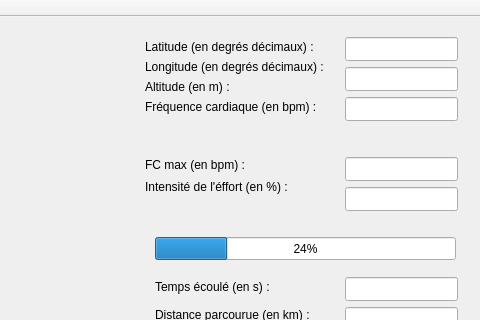
Before: the Qt Designer form mainwindow.ui in Shadwinn/telemetrie-marathon, drawn with Qt 5; both pictures show x 615 to 1095 and y 0 to 320 of the 1267 by 837 pixel window.
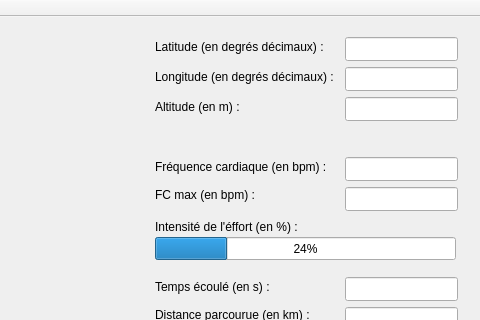
After: the same form once the commit is applied.

Patch:
```diff
--- a/mainwindow.ui
+++ b/mainwindow.ui
@@ -210,7 +210,7 @@
    <widget class="QLabel" name="lat_txt">
     <property name="geometry">
      <rect>
-      <x>760</x>
+      <x>770</x>
       <y>20</y>
       <width>171</width>
       <height>20</height>
@@ -223,8 +223,8 @@
    <widget class="QLabel" name="long_txt">
     <property name="geometry">
      <rect>
-      <x>760</x>
-      <y>40</y>
+      <x>770</x>
+      <y>50</y>
       <width>181</width>
       <height>20</height>
      </rect>
@@ -236,8 +236,8 @@
    <widget class="QLabel" name="altitude_txt">
     <property name="geometry">
      <rect>
-      <x>760</x>
-      <y>60</y>
+      <x>770</x>
+      <y>80</y>
       <width>91</width>
       <height>20</height>
      </rect>
@@ -249,8 +249,8 @@
    <widget class="QLabel" name="frequence_txt">
     <property name="geometry">
      <rect>
-      <x>760</x>
-      <y>80</y>
+      <x>770</x>
+      <y>140</y>
       <width>171</width>
       <height>20</height>
      </rect>
@@ -262,8 +262,8 @@
    <widget class="QLabel" name="fcmax_txt">
     <property name="geometry">
      <rect>
-      <x>760</x>
-      <y>140</y>
+      <x>770</x>
+      <y>170</y>
       <width>101</width>
       <height>16</height>
      </rect>
@@ -275,8 +275,8 @@
    <widget class="QLabel" name="label">
     <property name="geometry">
      <rect>
-      <x>760</x>
-      <y>160</y>
+      <x>770</x>
+      <y>200</y>
       <width>151</width>
       <height>20</height>
      </rect>
@@ -427,13 +427,16 @@
     <property name="geometry">
      <rect>
       <x>20</x>
-      <y>10</y>
+      <y>20</y>
       <width>694</width>
       <height>638</height>
      </rect>
     </property>
-    <property name="text">
-     <string/>
+    <property name="maximumSize">
+     <size>
+      <width>694</width>
+      <height>638</height>
+     </size>
     </property>
     <property name="openExternalLinks">
      <bool>true</bool>
```
Left out of the diff: 6 changed lines with no effect on the pictures.
